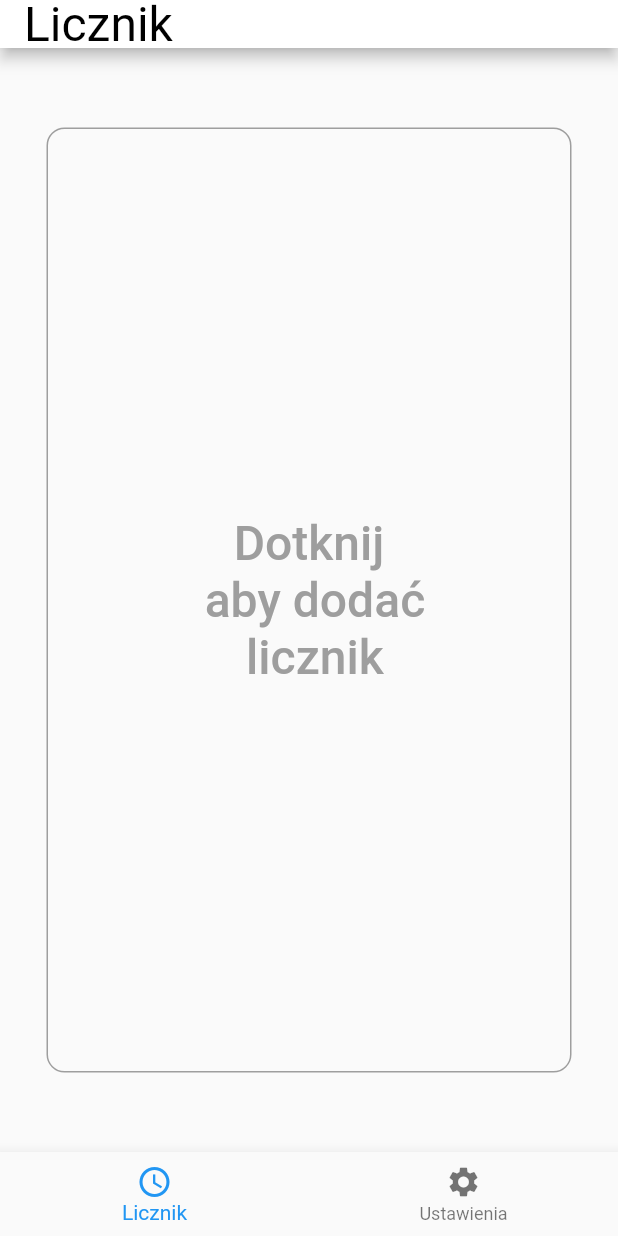
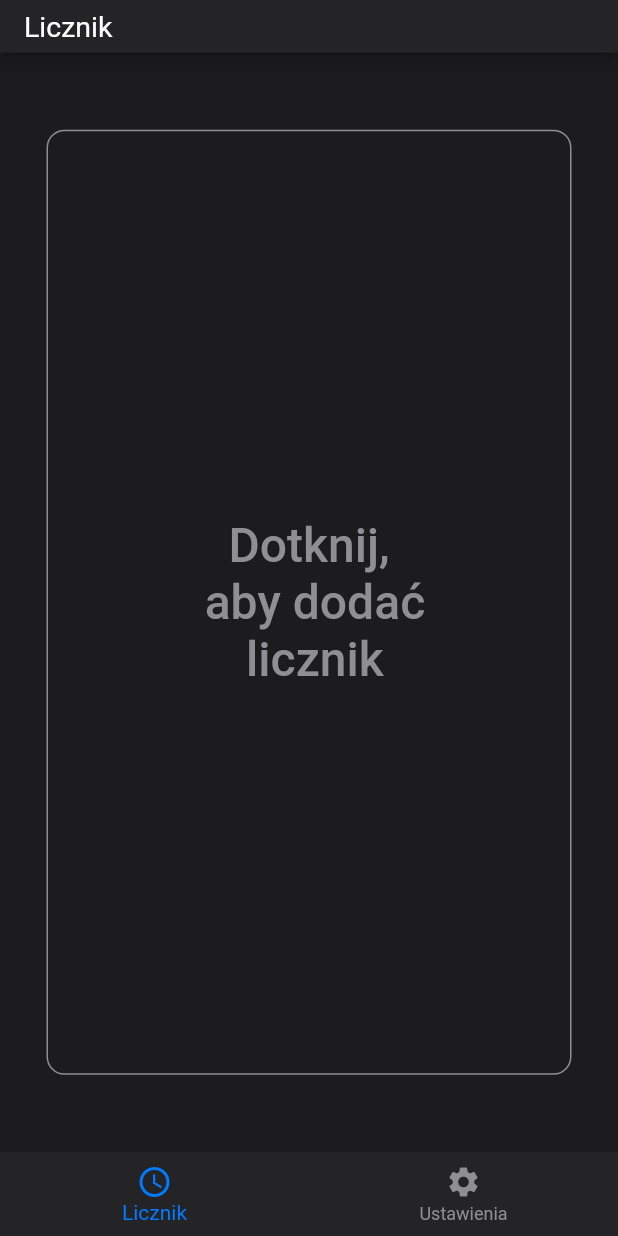
Before and after one commit to Tombiczek/Count-Days-Flutter, a Flutter app: the screen it shows after launch, on a phone screen of 412 x 824 dp. Run offline on Flutter 3.47's test engine with Material 2 defaults, Android fonts, the phone set to English and light mode, and no system bars.

Commit message:
Dodana strona ustawień i zmiana koloru na ciemy

```diff
--- a/lib/main.dart
+++ b/lib/main.dart
@@ -1,38 +1,71 @@
 import 'package:flutter/material.dart';
 import 'package:flutter/services.dart';
+import 'package:licznik_v1/settings.dart';
 
 void main() {
   runApp(const MyApp());
 }
 
-class MyApp extends StatelessWidget {
+class MyApp extends StatefulWidget {
   const MyApp({super.key});
 
   @override
+  State<MyApp> createState() => _MyAppState();
+}
+
+class _MyAppState extends State<MyApp> {
+  int myIndex = 0;
+  List<Widget> widgetList = [
+    const StartButton(
+            width: 350,
+            height: 630,),
+    const Settings()
+  ];
+  @override
   Widget build(BuildContext context) {
     return MaterialApp(
+      theme: ThemeData(
+        splashColor: Colors.transparent,
+        highlightColor: Colors.transparent,
+        hoverColor: Colors.transparent
+      ),
       debugShowCheckedModeBanner: false,
-      home: Scaffold(
+      home:
+      Scaffold(
+        backgroundColor: const Color.fromARGB(255, 28, 28, 30), // kolor całej aplikacji
         appBar: AppBar(
-          backgroundColor: const Color.fromARGB(255, 255, 255, 255),
-          titleTextStyle: const TextStyle(color: Colors.black, fontSize: 32),
-          toolbarHeight: 32,
+          backgroundColor: const Color.fromARGB(255, 36, 36, 38), // kolor AppBaru
+          titleTextStyle: const TextStyle(color: Colors.white, fontSize: 19),
+          toolbarHeight: 35,
           title: const Text("Licznik"),
           systemOverlayStyle: const SystemUiOverlayStyle(
-            statusBarBrightness: Brightness.light,
+            statusBarBrightness: Brightness.dark,
           ),
         ),
-        body: const Center(
-          child: StartButton(
-            width: 350,
-            height: 630,
+        body: Center(
+          child:
+          widgetList[myIndex],
           ),
-        ),
-        bottomNavigationBar: BottomNavigationBar(
-          items: const [
-            BottomNavigationBarItem(icon: Icon(Icons.access_time_outlined),label: 'Licznik'),
-            BottomNavigationBarItem(icon: Icon(Icons.settings),label: 'Ustawienia')
-
+        bottomNavigationBar:
+        BottomNavigationBar(
+          selectedItemColor: const Color.fromARGB(255, 0, 122, 255),
+          unselectedItemColor: const Color.fromARGB(255, 142, 142, 147),
+          onTap: (index) {
+            setState(() {
+              myIndex = index;
+            });
+          },
+          currentIndex: myIndex,
+          backgroundColor: const Color.fromARGB(255, 36, 36, 38), // kolor NavBaru
+          items: const <BottomNavigationBarItem> [
+            BottomNavigationBarItem(
+                icon: Icon(Icons.access_time_outlined),
+                label: 'Licznik',
+                ),
+            BottomNavigationBarItem(
+              icon: Icon(Icons.settings),
+              label: 'Ustawienia',
+              )
           ],
         ),
       ),
@@ -40,35 +73,42 @@ class MyApp extends StatelessWidget {
   }
 }
 
-class StartButton extends StatelessWidget {
+class StartButton extends StatefulWidget {
   final double width;
   final double height;
 
   const StartButton({super.key, required this.height, required this.width});
+
+  @override
+  State<StartButton> createState() => _StartButtonState();
+}
+
+class _StartButtonState extends State<StartButton> {
   @override
   Widget build(BuildContext context) {
     return SizedBox(
-      width: width,
-      height: height,
+      width: widget.width,
+      height: widget.height,
       child: OutlinedButton(
         onPressed: () {
           // Your button's action here
         },
         style: OutlinedButton.styleFrom(
+
           shape: RoundedRectangleBorder(
             borderRadius: BorderRadius.circular(12),
 
           ),
           side: const BorderSide(
-            color: Colors.grey, // Set border color to transparent
+            color: Color.fromARGB(255, 142, 142, 147), // Set border color to transparent
             width: 1, // Set the border width to 1 (or any other value)
           ),
         ),
         child: const Text(
-          'Dotknij\n aby dodać\n licznik',
+          'Dotknij,\n aby dodać\n licznik',
           textAlign: TextAlign.center,
           style: TextStyle(
-            color: Colors.grey,
+            color: Color.fromARGB(255, 142, 142, 147),
             fontSize: 32, // Set text color to transparent
           ),
         ),
--- /dev/null
+++ b/lib/settings.dart
@@ -0,0 +1,15 @@
+import 'package:flutter/material.dart';
+
+class Settings extends StatelessWidget{
+  const Settings({super.key});
+
+  @override
+  Widget build(BuildContext context) {
+    return const Scaffold(
+    backgroundColor: Color.fromARGB(255, 28, 28, 30),
+    body: Center(
+        child: Text('Ustawienia', style: TextStyle(color: Colors.pink),)
+      )
+    );
+  }
+}
```
